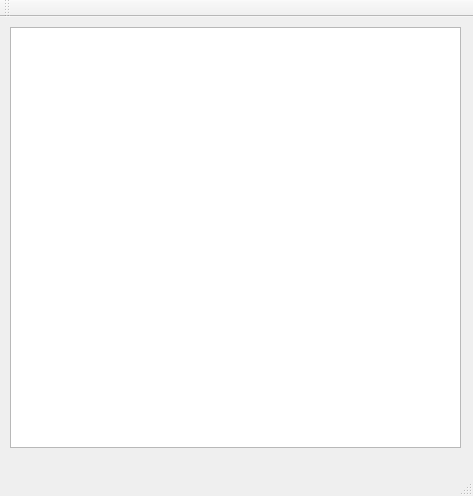
Old version of the form mainwindow.ui in the repository Mathsoum/Petanque.
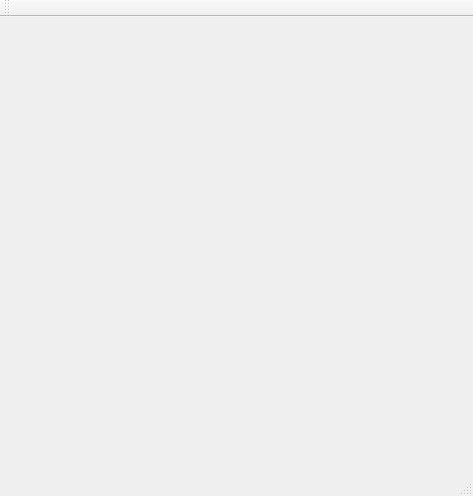
New version of the form.

Patch:
```diff
--- a/mainwindow.ui
+++ b/mainwindow.ui
@@ -13,24 +13,7 @@
   <property name="windowTitle">
    <string>MainWindow</string>
   </property>
-  <widget class="QWidget" name="centralWidget">
-   <widget class="QTableView" name="tableView">
-    <property name="geometry">
-     <rect>
-      <x>10</x>
-      <y>10</y>
-      <width>451</width>
-      <height>421</height>
-     </rect>
-    </property>
-    <property name="sizePolicy">
-     <sizepolicy hsizetype="Expanding" vsizetype="Expanding">
-      <horstretch>0</horstretch>
-      <verstretch>0</verstretch>
-     </sizepolicy>
-    </property>
-   </widget>
-  </widget>
+  <widget class="QWidget" name="centralWidget"/>
   <widget class="QMenuBar" name="menuBar">
    <property name="geometry">
     <rect>
```
Left out of the diff: 2 changed lines with no effect on the pictures.
